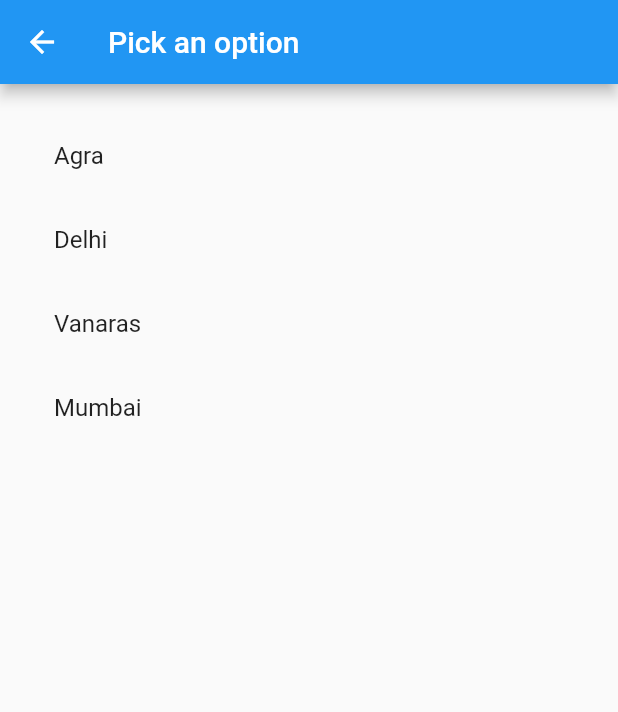
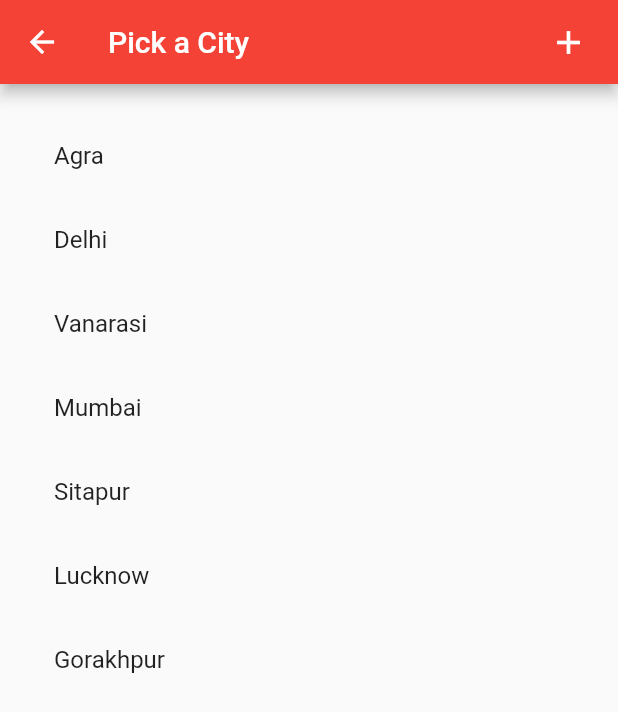
Before and after one commit to satishngupta27/Weather_App, a Flutter app: the SelectionScreen screen opened directly, on a phone screen of 412 x 824 dp. Shown: the top 712 px of the screen. Run offline on Flutter 3.47's test engine with Material 2 defaults, Android fonts, the phone set to English and light mode, and no system bars; our stand-ins replace font_awesome_flutter; network calls fail.

```diff
--- a/lib/main.dart
+++ b/lib/main.dart
@@ -60,11 +60,11 @@ class _MyAppState extends State<MyApp> {
   Widget build(BuildContext context) {
     return Scaffold(
       floatingActionButton: FloatingActionButton(
-        child: Icon(Icons.search),
+        child: Icon(Icons.add),
+        backgroundColor: Colors.black12,
         onPressed: () {
           _navigateAndDisplaySelection(context);
         },
-
       ),
 
 
--- a/lib/selectionScreen.dart
+++ b/lib/selectionScreen.dart
@@ -5,7 +5,19 @@ class SelectionScreen extends StatelessWidget {
   Widget build(BuildContext context) {
     return Scaffold(
         appBar: AppBar(
-          title: Text('Pick an option'),
+          actions: <Widget>[
+            Padding(
+                padding: EdgeInsets.only(right: 20.0),
+                child: GestureDetector(
+                  onTap: () {},
+                  child: Icon(
+                    Icons.add,
+                    size: 26.0,
+                  ),
+                )),
+          ],
+          title: Text('Pick a City'),
+          backgroundColor: Colors.red,
         ),
         body: Column(
           children: <Widget>[
@@ -27,15 +39,33 @@ class SelectionScreen extends StatelessWidget {
                     },
                   ),
                   ListTile(
-                    title: Text("Vanaras"),
+                    title: Text("Vanarasi"),
                     onTap: () {
-                      Navigator.pop(context, 'Vanaras');
+                      Navigator.pop(context, 'Vanarasi');
                     },
                   ),
                   ListTile(
                     title: Text("Mumbai"),
                     onTap: () {
                       Navigator.pop(context, 'Mumbai');
+                    },
+                  ),
+                  ListTile(
+                    title: Text("Sitapur"),
+                    onTap: () {
+                      Navigator.pop(context, 'Sitapur');
+                    },
+                  ),
+                  ListTile(
+                    title: Text("Lucknow"),
+                    onTap: () {
+                      Navigator.pop(context, 'Lucknow');
+                    },
+                  ),
+                  ListTile(
+                    title: Text("Gorakhpur"),
+                    onTap: () {
+                      Navigator.pop(context, 'Gorakhpur');
                     },
                   ),
                 ],
--- a/pubspec.yaml
+++ b/pubspec.yaml
@@ -25,6 +25,7 @@ dependencies:
   cupertino_icons: ^0.1.2
   font_awesome_flutter: ^8.8.1
   http: ^0.12.0+4
+  characters: ^1.0.0
 
 dev_dependencies:
   flutter_test:
```
Also changed, not shown: pubspec.lock, 12 other files.
